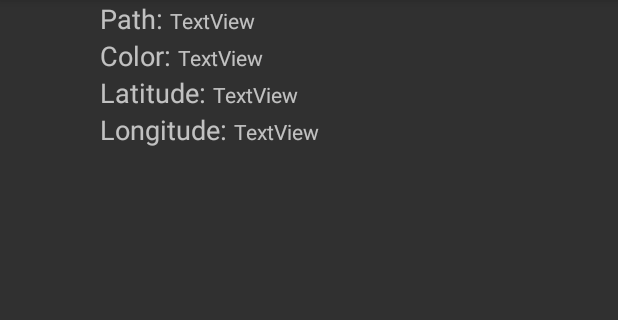
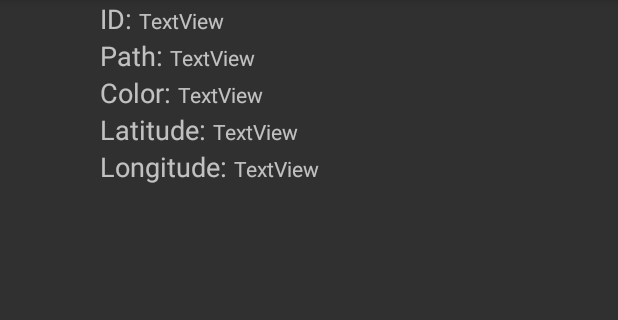
Before and after one commit to JohnReagan/i-spy-android, an Android app: the layout picture_card.xml on its own in the app's theme, with its tools: preview values and no code run, on a phone screen of 412 x 824 dp, the part 84-404 px from its top. Run offline under Robolectric (Android 15) with nearby library versions, the phone set to English and light mode, and no system bars.

```diff
--- a/app/src/main/java/edu/virginia/cs/cs4720/ispy/PictureList.java
+++ b/app/src/main/java/edu/virginia/cs/cs4720/ispy/PictureList.java
@@ -12,6 +12,7 @@ import android.widget.ImageView;
 import android.widget.ListAdapter;
 import android.widget.ListView;
 import android.widget.SimpleCursorAdapter;
+import android.widget.Toast;
 
 import java.io.File;
 
@@ -46,6 +47,7 @@ public class PictureList extends ListActivity{
 
         //desired columns to be bound
         String[] columns = new String[] {
+            DBHelper.PICTURES_COLUMN_ID,
             DBHelper.PICTURES_COLUMN_PATH,
             DBHelper.PICTURES_COLUMN_PATH,
             DBHelper.PICTURES_COLUMN_COLOR,
@@ -55,6 +57,7 @@ public class PictureList extends ListActivity{
 
         //xml views data will bind to
         int[] to = new int[] {
+                R.id.id,
                 R.id.image,
                 R.id.path,
                 R.id.color,
@@ -94,4 +97,9 @@ public class PictureList extends ListActivity{
 
         setListAdapter(dataAdapter);
     }
+
+    @Override
+    public void onListItemClick(ListView l, View v, int position, long id) {
+        Toast.makeText(getApplicationContext(), "ID: " + id, Toast.LENGTH_LONG).show();
+    }
 }
--- a/app/src/main/res/layout/picture_card.xml
+++ b/app/src/main/res/layout/picture_card.xml
@@ -11,11 +11,21 @@
 
     <!-- labels -->
     <TextView
-        android:id="@+id/pathView"
+        android:id="@+id/idView"
         android:layout_width="wrap_content"
         android:layout_height="wrap_content"
         android:layout_alignParentTop="true"
         android:layout_toRightOf="@+id/image"
+        android:text="ID: "
+        android:textAppearance="?android:attr/textAppearanceMedium"
+        />
+
+    <TextView
+        android:id="@+id/pathView"
+        android:layout_width="wrap_content"
+        android:layout_height="wrap_content"
+        android:layout_below="@+id/idView"
+        android:layout_alignLeft="@+id/idView"
         android:text="Path: "
         android:textAppearance="?android:attr/textAppearanceMedium"
         />
@@ -55,6 +65,15 @@
     <!--content-->
 
     <TextView
+        android:id="@+id/id"
+        android:layout_width="wrap_content"
+        android:layout_height="wrap_content"
+        android:layout_alignBaseline="@+id/idView"
+        android:layout_alignBottom="@+id/idView"
+        android:layout_toRightOf="@+id/idView"
+        android:text="TextView" />
+
+    <TextView
         android:id="@+id/path"
         android:layout_width="wrap_content"
         android:layout_height="wrap_content"
```
